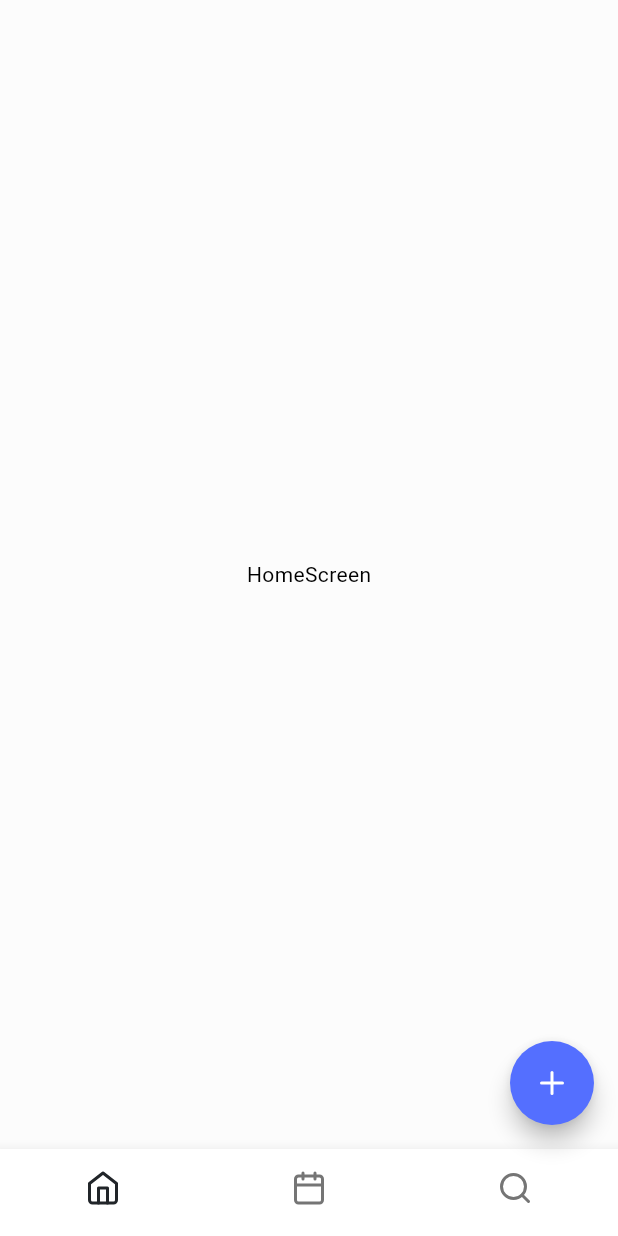
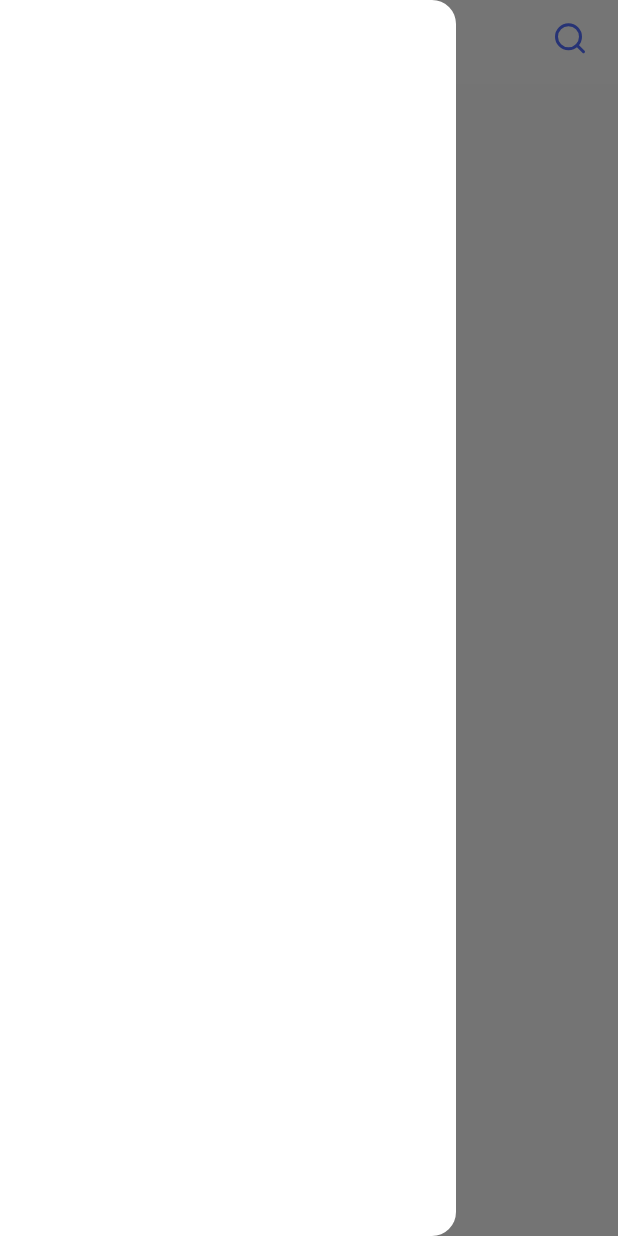
Before and after one commit to chajihye126/todo, a Flutter app: the screen it shows after launch, with the side drawer open (before the commit the screen has no drawer), on a phone screen of 412 x 824 dp. Run offline on Flutter 3.47's test engine with Material 3 defaults, Android fonts, the phone set to English and light mode, and no system bars; our stand-ins replace flutter_feather_icons.

Commit message:
2024 1107 home_screen 추가, 수정

```diff
--- a/lib/presentation/view/tab_screen/home_screen.dart
+++ b/lib/presentation/view/home_screen.dart
@@ -1,4 +1,6 @@
 import 'package:flutter/material.dart';
+import 'package:flutter_feather_icons/flutter_feather_icons.dart';
+import 'package:todo/core/utils/size_utils.dart';
 
 class HomeScreen extends StatefulWidget {
   const HomeScreen({super.key});
@@ -14,10 +16,21 @@ class _HomeScreenState extends State<HomeScreen> {
   Widget build(BuildContext context) {
     return SafeArea(
       child: Scaffold(
+        appBar: _appBar(),
+        drawer: _drawer(),
         body: Center(
           child: Text('HomeScreen'),
         ),
       ),
     );
   }
+
+  Drawer _drawer() => Drawer();
+
+  AppBar _appBar() => AppBar(actions: [_searchButton(), 20.sbW]);
+
+  Widget _searchButton() => const Padding(
+        padding: EdgeInsets.only(bottom: 5),
+        child: Icon(FeatherIcons.search),
+      );
 }
--- a/lib/presentation/view/main_tab_screen.dart
+++ b/lib/presentation/view/main_tab_screen.dart
@@ -3,7 +3,6 @@ import 'package:flutter_feather_icons/flutter_feather_icons.dart';
 import 'package:todo/di/di.dart';
 import 'package:todo/presentation/view/tab_screen/add_todo_screen.dart';
 import 'package:todo/presentation/view/tab_screen/calendar_screen.dart';
-import 'package:todo/presentation/view/tab_screen/home_screen.dart';
 import 'package:todo/presentation/view/tab_screen/search_screen.dart';
 import 'package:todo/presentation/view_model/main_tab_view_model.dart';
 
@@ -29,7 +28,7 @@ class _MainTabScreenState extends State<MainTabScreen> {
   @override
   Widget build(BuildContext context) {
     final List<Widget> screens = [
-      HomeScreen(),
+      // HomeScreen(),
       CalendarScreen(),
       SearchScreen(),
     ];
@@ -56,7 +55,7 @@ class _MainTabScreenState extends State<MainTabScreen> {
         showUnselectedLabels: false,
         selectedItemColor: Color(0xff212529),
         items: [
-          BottomNavigationBarItem(icon: Icon(FeatherIcons.home), label: 'Home'),
+          // BottomNavigationBarItem(icon: Icon(FeatherIcons.home), label: 'Home'),
           BottomNavigationBarItem(icon: Icon(FeatherIcons.calendar), label: 'calendar'),
           BottomNavigationBarItem(icon: Icon(FeatherIcons.search), label: 'search'),
         ],
--- a/lib/presentation/view/splash_screen.dart
+++ b/lib/presentation/view/splash_screen.dart
@@ -2,6 +2,7 @@ import 'package:flutter/material.dart';
 import 'package:todo/core/theme/app_theme.dart';
 import 'package:todo/core/utils/size_utils.dart';
 import 'package:todo/di/di.dart';
+import 'package:todo/presentation/view/home_screen.dart';
 import 'package:todo/presentation/view/main_tab_screen.dart';
 import 'package:todo/presentation/view_model/animation_view_model.dart';
 
@@ -25,7 +26,7 @@ class _SplashScreenState extends State<SplashScreen> with TickerProviderStateMix
 
   void updateScreen() => setState(() {});
 
-  void _navigatorFunction() => Navigator.of(context).pushReplacement(MaterialPageRoute(builder: (context) => MainTabScreen()));
+  void _navigatorFunction() => Navigator.of(context).pushReplacement(MaterialPageRoute(builder: (context) => HomeScreen()));
 
   @override
   void dispose() {
```
Also changed, not shown: lib/domain/entities/task.dart (added, +13 -0 lines), lib/presentation/view/tab_screen/calendar_screen.dart (+18 -13 lines).
